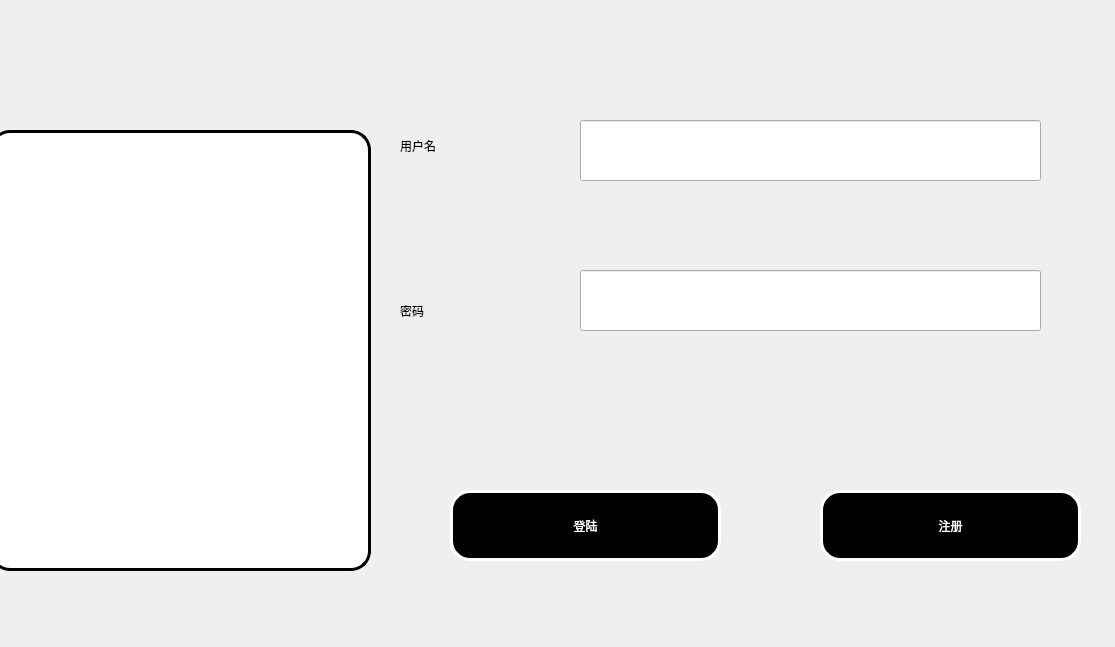
Qt form gui/account.ui (involution-base-of-njupt/everyday-vocabulary) before a commit.
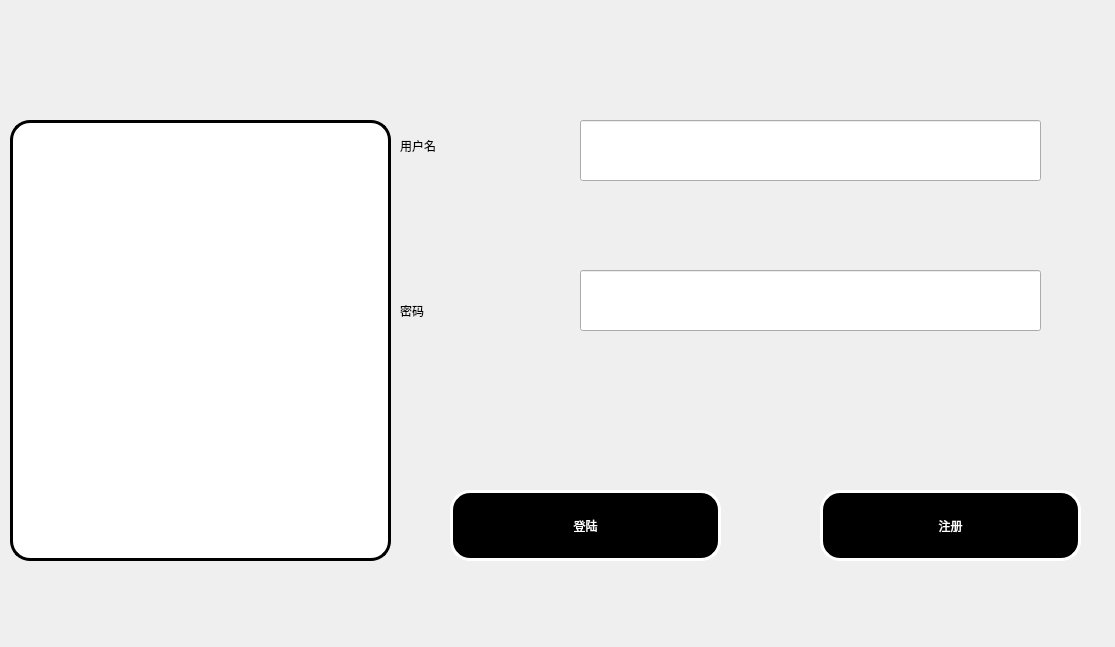
The same form after that commit.

The edit to the form file:
```diff
--- a/gui/account.ui
+++ b/gui/account.ui
@@ -25,8 +25,8 @@
   <widget class="QTextBrowser" name="textBrowser">
    <property name="geometry">
     <rect>
-     <x>-10</x>
-     <y>130</y>
+     <x>10</x>
+     <y>120</y>
      <width>381</width>
      <height>441</height>
     </rect>
```
Left out of the diff: 6 changed lines with no effect on the pictures.
